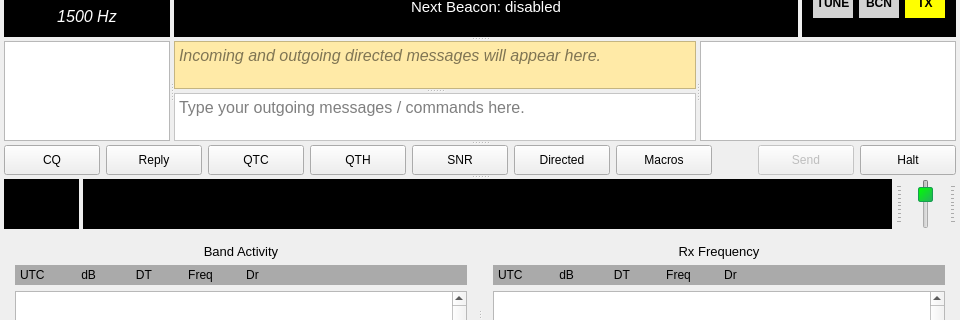
First picture: the form in mainwindow.ui, repository qcmiao1998/js8call, before the edit; both pictures show x 0 to 960 and y 96 to 416 of the 960 by 868 pixel window.
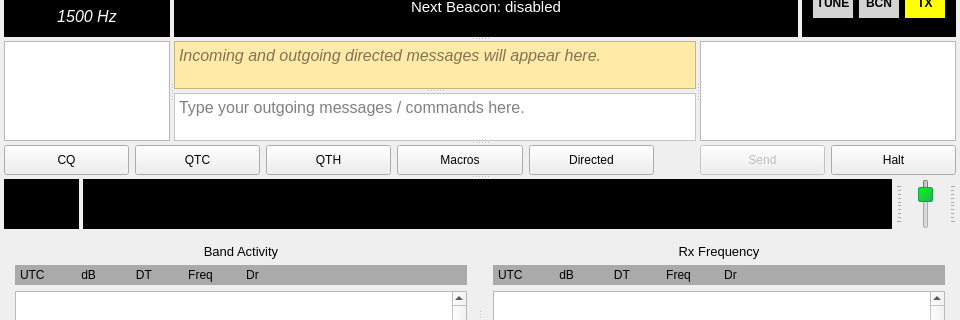
Second picture: the form after the edit. Custom widgets are drawn as their Qt base class.

Commit message: Remove directed buttons and put them in the menu

```diff
--- a/mainwindow.ui
+++ b/mainwindow.ui
@@ -1083,60 +1083,7 @@
         <property name="bottomMargin">
          <number>0</number>
         </property>
-        <item row="1" column="5">
-         <widget class="QPushButton" name="qthMacroButton">
-          <property name="minimumSize">
-           <size>
-            <width>0</width>
-            <height>30</height>
-           </size>
-          </property>
-          <property name="text">
-           <string>QTH</string>
-          </property>
-         </widget>
-        </item>
-        <item row="1" column="9">
-         <widget class="QPushButton" name="queryButton">
-          <property name="minimumSize">
-           <size>
-            <width>0</width>
-            <height>30</height>
-           </size>
-          </property>
-          <property name="text">
-           <string>Directed</string>
-          </property>
-         </widget>
-        </item>
-        <item row="1" column="12">
-         <widget class="QPushButton" name="startTxButton">
-          <property name="enabled">
-           <bool>false</bool>
-          </property>
-          <property name="minimumSize">
-           <size>
-            <width>0</width>
-            <height>30</height>
-           </size>
-          </property>
-          <property name="styleSheet">
-           <string notr="true">QPushButton:checked {
-background-color: #00ff00;
-}
-QPushButton[transmitting=&quot;true&quot;]{
-background:yellow;
-}</string>
-          </property>
-          <property name="text">
-           <string>Send</string>
-          </property>
-          <property name="checkable">
-           <bool>true</bool>
-          </property>
-         </widget>
-        </item>
-        <item row="1" column="11">
+        <item row="1" column="10">
          <spacer name="horizontalSpacer_5">
           <property name="orientation">
            <enum>Qt::Horizontal</enum>
@@ -1152,8 +1099,8 @@
           </property>
          </spacer>
         </item>
-        <item row="1" column="6">
-         <widget class="QPushButton" name="snrMacroButton">
+        <item row="1" column="4">
+         <widget class="QPushButton" name="qthMacroButton">
           <property name="minimumSize">
            <size>
             <width>0</width>
@@ -1161,7 +1108,7 @@
            </size>
           </property>
           <property name="text">
-           <string>SNR</string>
+           <string>QTH</string>
           </property>
          </widget>
         </item>
@@ -1181,7 +1128,20 @@
           </property>
          </widget>
         </item>
-        <item row="1" column="3">
+        <item row="1" column="12">
+         <widget class="QPushButton" name="stopTxButton">
+          <property name="minimumSize">
+           <size>
+            <width>0</width>
+            <height>30</height>
+           </size>
+          </property>
+          <property name="text">
+           <string>Halt</string>
+          </property>
+         </widget>
+        </item>
+        <item row="1" column="2">
          <widget class="QPushButton" name="qtcMacroButton">
           <property name="minimumSize">
            <size>
@@ -1197,33 +1157,7 @@
           </property>
          </widget>
         </item>
-        <item row="1" column="2">
-         <widget class="QPushButton" name="replyMacroButton">
-          <property name="minimumSize">
-           <size>
-            <width>0</width>
-            <height>30</height>
-           </size>
-          </property>
-          <property name="text">
-           <string>Reply</string>
-          </property>
-         </widget>
-        </item>
-        <item row="1" column="13">
-         <widget class="QPushButton" name="stopTxButton">
-          <property name="minimumSize">
-           <size>
-            <width>0</width>
-            <height>30</height>
-           </size>
-          </property>
-          <property name="text">
-           <string>Halt</string>
-          </property>
-         </widget>
-        </item>
-        <item row="1" column="10">
+        <item row="1" column="8">
          <widget class="QPushButton" name="macrosMacroButton">
           <property name="minimumSize">
            <size>
@@ -1236,6 +1170,46 @@
           </property>
          </widget>
         </item>
+        <item row="1" column="11">
+         <widget class="QPushButton" name="startTxButton">
+          <property name="enabled">
+           <bool>false</bool>
+          </property>
+          <property name="minimumSize">
+           <size>
+            <width>0</width>
+            <height>30</height>
+           </size>
+          </property>
+          <property name="styleSheet">
+           <string notr="true">QPushButton:checked {
+background-color: #00ff00;
+}
+QPushButton[transmitting=&quot;true&quot;]{
+background:yellow;
+}</string>
+          </property>
+          <property name="text">
+           <string>Send</string>
+          </property>
+          <property name="checkable">
+           <bool>true</bool>
+          </property>
+         </widget>
+        </item>
+        <item row="1" column="9">
+         <widget class="QPushButton" name="queryButton">
+          <property name="minimumSize">
+           <size>
+            <width>0</width>
+            <height>30</height>
+           </size>
+          </property>
+          <property name="text">
+           <string>Directed</string>
+          </property>
+         </widget>
+        </item>
        </layout>
       </widget>
       <widget class="QFrame" name="frame_5">
```
